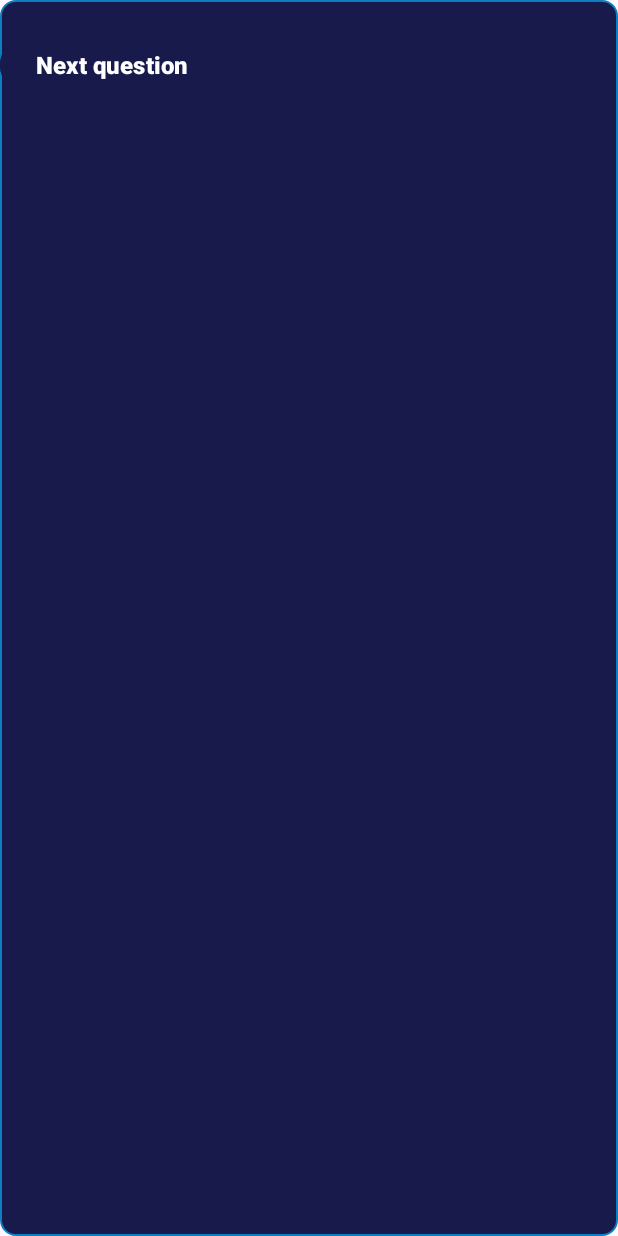
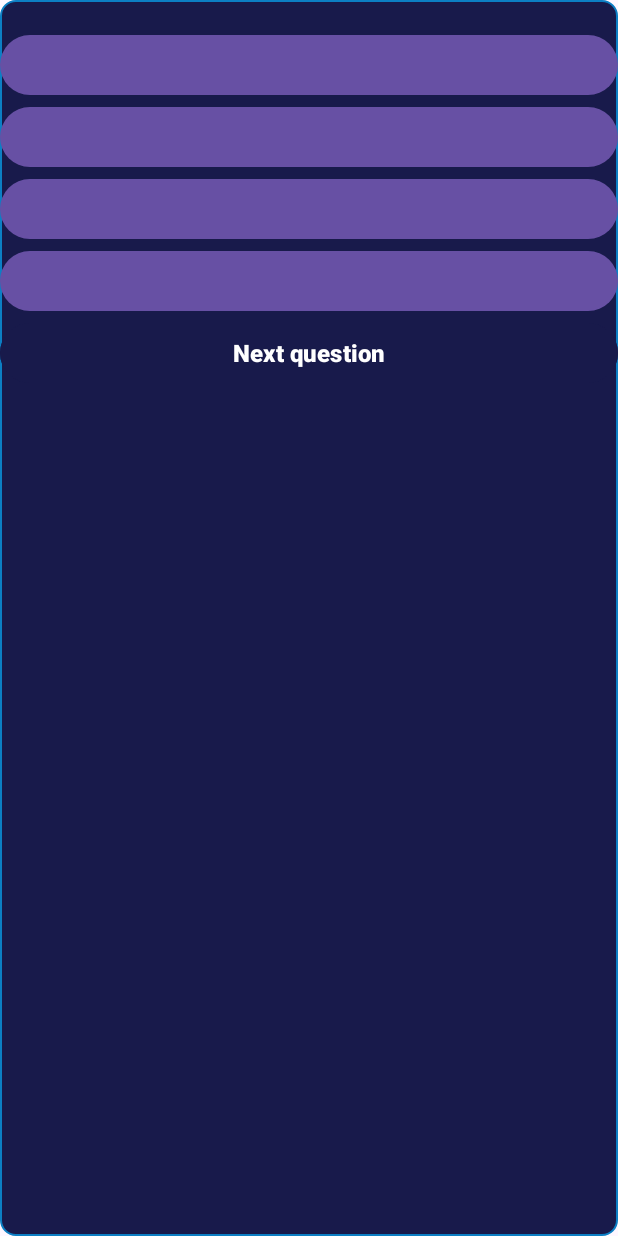
Before and after one commit to MarcoSettembre/QuizBit, an Android app: the QuestionActivity screen opened directly, with no data from a screen before it, on a phone screen of 412 x 824 dp. Run offline under Robolectric (Android 15) with nearby library versions, the phone set to English and light mode, and no system bars; 8 statements that could not run were skipped.

Commit message:
added question activity logic

```diff
--- a/app/src/main/res/layout/activity_question.xml
+++ b/app/src/main/res/layout/activity_question.xml
@@ -9,17 +9,33 @@
     android:layout_height="wrap_content"
     android:orientation="vertical">
     <TextView
-        android:layout_width="wrap_content"
+        android:layout_width="match_parent"
         android:layout_height="wrap_content"
+        android:gravity="center"
         android:id="@+id/question_text">
     </TextView>
-    <ListView
-        android:layout_width="wrap_content"
+    <Button
+        android:layout_width="match_parent"
         android:layout_height="wrap_content"
-        android:id="@+id/option_list">
-    </ListView>
+        android:gravity="center"
+        android:id="@+id/option1"/>
     <Button
-        android:layout_width="wrap_content"
+        android:layout_width="match_parent"
+        android:layout_height="wrap_content"
+        android:gravity="center"
+        android:id="@+id/option2"/>
+    <Button
+        android:layout_width="match_parent"
+        android:layout_height="wrap_content"
+        android:gravity="center"
+        android:id="@+id/option3"/>
+    <Button
+        android:layout_width="match_parent"
+        android:layout_height="wrap_content"
+        android:gravity="center"
+        android:id="@+id/option4"/>
+    <Button
+        android:layout_width="match_parent"
         android:layout_height="wrap_content"
         android:id="@+id/next_button"
         android:text="Next question"
```
Also changed, not shown: app/src/main/java/it/p00334000265/quizbit/QuestionActivity.kt (+123 -11 lines).
